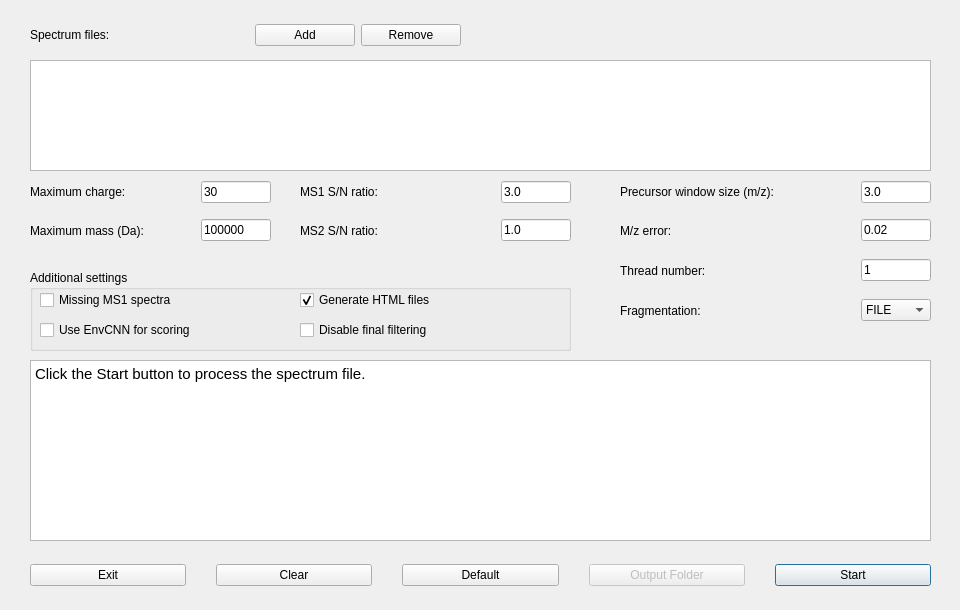
Qt form src/gui/topfd/topfddialog.ui (toppic-suite/toppic-suite) before a commit.
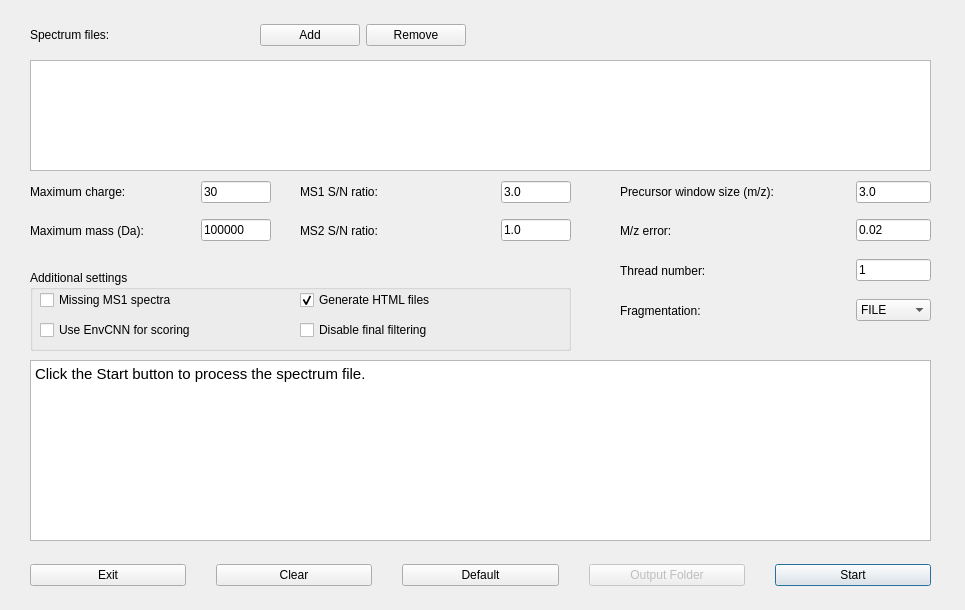
The same form after that commit. Icons and pictures are not drawn.

The edit to the form file:
```diff
--- a/src/gui/topfd/topfddialog.ui
+++ b/src/gui/topfd/topfddialog.ui
@@ -6,7 +6,7 @@
    <rect>
     <x>0</x>
     <y>0</y>
-    <width>960</width>
+    <width>965</width>
     <height>610</height>
    </rect>
   </property>
@@ -18,13 +18,13 @@
   </property>
   <property name="minimumSize">
    <size>
-    <width>960</width>
+    <width>965</width>
     <height>610</height>
    </size>
   </property>
   <property name="maximumSize">
    <size>
-    <width>960</width>
+    <width>965</width>
     <height>610</height>
    </size>
   </property>
@@ -41,7 +41,7 @@
      <rect>
       <x>30</x>
       <y>10</y>
-      <width>431</width>
+      <width>436</width>
       <height>50</height>
      </rect>
     </property>
@@ -129,7 +129,7 @@
        </property>
        <property name="maximumSize">
         <size>
-         <width>70</width>
+         <width>75</width>
          <height>16777215</height>
         </size>
        </property>
@@ -315,7 +315,7 @@
        </property>
        <property name="maximumSize">
         <size>
-         <width>70</width>
+         <width>75</width>
          <height>16777215</height>
         </size>
        </property>
@@ -474,7 +474,7 @@
        </property>
        <property name="maximumSize">
         <size>
-         <width>70</width>
+         <width>75</width>
          <height>16777215</height>
         </size>
        </property>
@@ -577,7 +577,7 @@
        </property>
        <property name="maximumSize">
         <size>
-         <width>70</width>
+          <width>75</width>
          <height>16777215</height>
         </size>
        </property>
```
